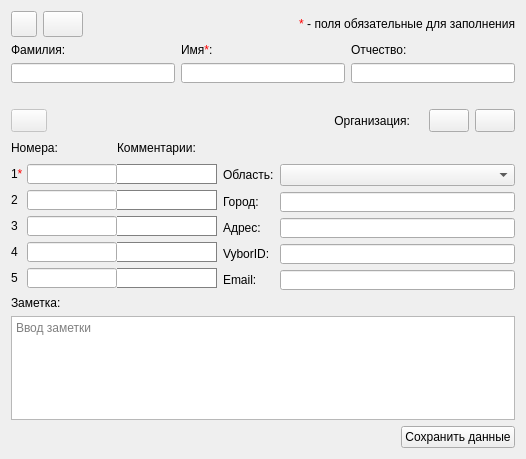
Old version of the form src/EditContactDialog.ui in the repository okostynchuk/Outcall.
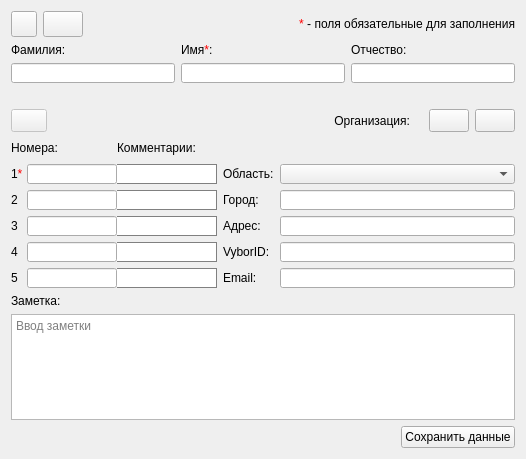
New version of the form. Icons and pictures are not drawn.

```diff
--- a/src/EditContactDialog.ui
+++ b/src/EditContactDialog.ui
@@ -879,7 +879,7 @@
        <property name="minimumSize">
         <size>
          <width>235</width>
-         <height>0</height>
+         <height>20</height>
         </size>
        </property>
       </widget>
```
